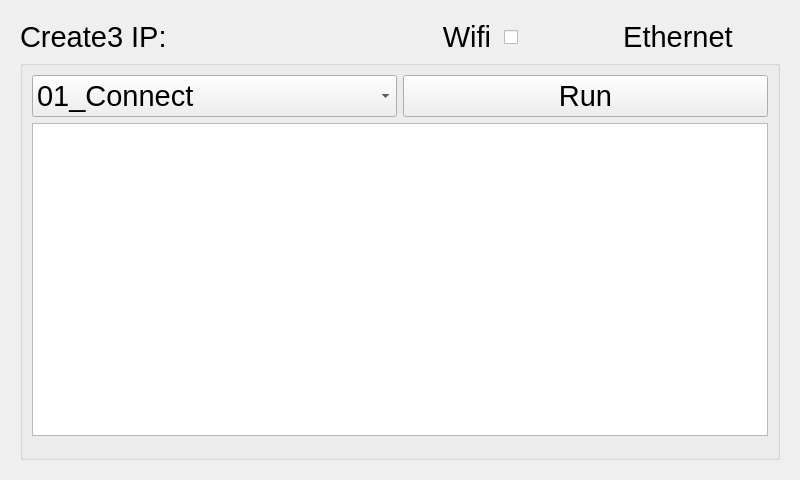
Old version of the form ui/Create3Widget.ui in the repository kipr/botui.
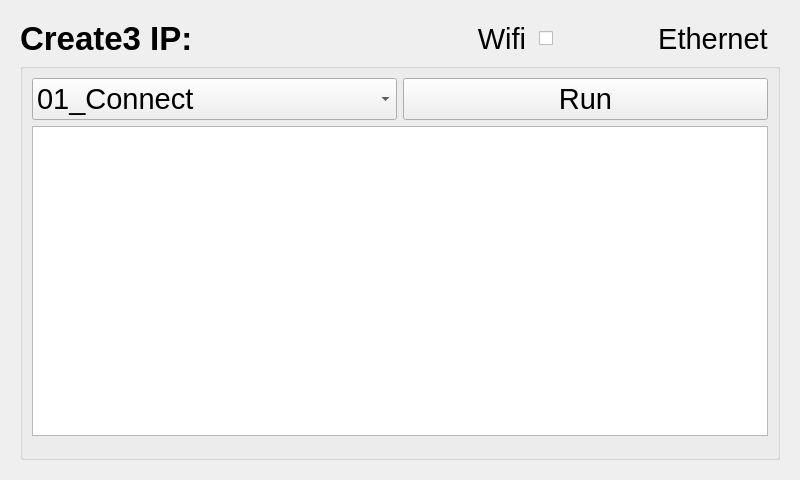
New version of the form. Icons and pictures are not drawn. Custom widgets are drawn as their Qt base class.

Commit message: Layout changes to Create3Widget

Patch:
```diff
--- a/ui/Create3Widget.ui
+++ b/ui/Create3Widget.ui
@@ -23,14 +23,6 @@
      </property>
      <layout class="QVBoxLayout" name="verticalLayout_3">
       <item>
-       <layout class="QHBoxLayout" name="horizontalLayout_2">
-        <property name="spacing">
-         <number>11</number>
-        </property>
-        <property name="leftMargin">
-         <number>0</number>
-        </property>
-        <item>
          <layout class="QHBoxLayout" name="horizontalLayout">
           <property name="spacing">
            <number>7</number>
@@ -39,7 +31,7 @@
            <number>0</number>
           </property>
           <property name="rightMargin">
-           <number>35</number>
+         <number>0</number>
           </property>
           <item>
            <layout class="QHBoxLayout" name="IPHorizontal">
@@ -47,15 +39,21 @@
              <widget class="QLabel" name="create3IPLabel">
               <property name="maximumSize">
                <size>
-                <width>160</width>
+              <width>180</width>
                 <height>16777215</height>
                </size>
               </property>
               <property name="font">
                <font>
-                <pointsize>22</pointsize>
-               </font>
-              </property>
+              <family>Ubuntu</family>
+              <pointsize>25</pointsize>
+              <italic>false</italic>
+              <bold>true</bold>
+             </font>
+            </property>
+            <property name="styleSheet">
+             <string notr="true">font: 700 25pt &quot;Ubuntu&quot;;</string>
+            </property>
               <property name="text">
                <string>Create3 IP:</string>
               </property>
@@ -84,6 +82,11 @@
             </item>
            </layout>
           </item>
+        <item>
+         <layout class="QHBoxLayout" name="horizontalLayout_6">
+          <property name="leftMargin">
+           <number>10</number>
+          </property>
           <item>
            <widget class="QLabel" name="wifiToggleLabel">
             <property name="minimumSize">
```
Lines whose indentation alone changed are shown as unchanged. The commit also changes 1 other file.
